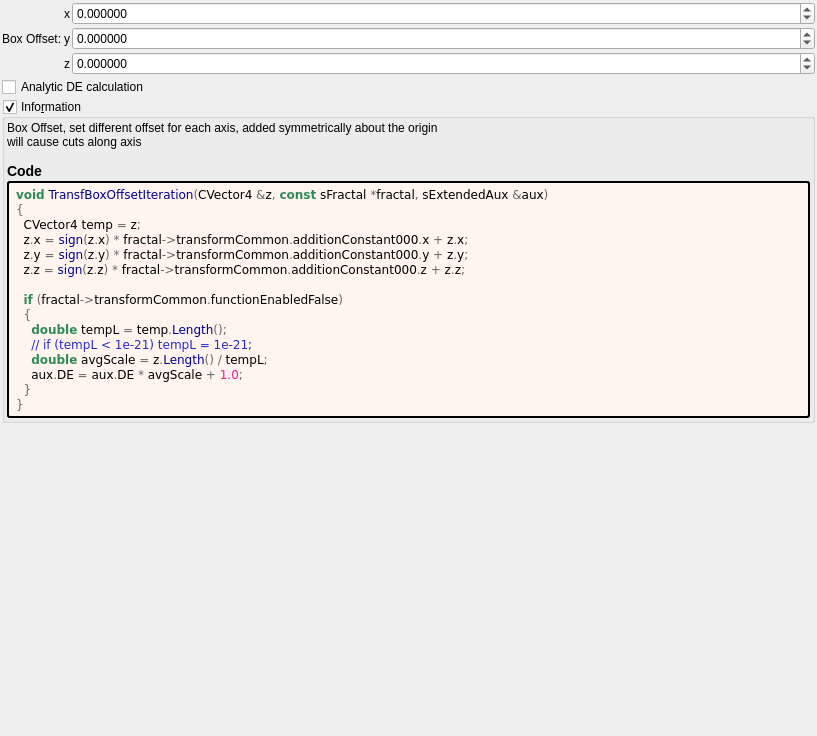
Before: the Qt Designer form mandelbulber2/deploy/share/mandelbulber2/formula/ui/transf_box_offset.ui in irinox-ctrl/mandelbulber2, drawn with Qt 5.
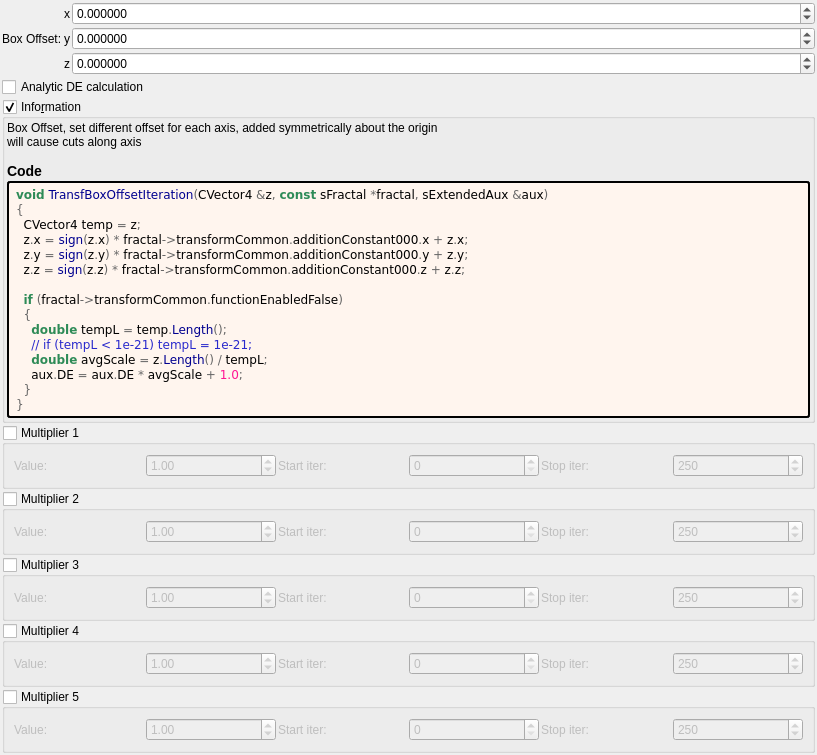
After: the same form once the commit is applied. Custom widgets are drawn as their Qt base class.

Commit message:
feat: add 5 general-purpose multipliers to all 1007 fractal formulas
Each multiplier has:
- Checkbox (OFF by default)
- Value spinbox (default 1.0, range -100 to 100)
- Iteration start/stop range

Logic: z *= value; DE *= |value|;

Uses existing transformCommon parameters:
- Checkboxes: functionEnabledBx/By/Bz/Bw/CzFalse
- Values: scale4/5/6/8/16
- Ranges: startIterationsB-F/stopIterationsB-F

Modified 1007 .cpp (CPU), 1006 .cl (GPU), 1023 .ui files.
Both source (formula/) and deploy (deploy/share/) copies updated.

Diff of the .ui file:
```diff
--- a/mandelbulber2/deploy/share/mandelbulber2/formula/ui/transf_box_offset.ui
+++ b/mandelbulber2/deploy/share/mandelbulber2/formula/ui/transf_box_offset.ui
@@ -242,6 +242,192 @@
      </layout>
     </widget>
    </item>
+   <item>
+    <widget class="MyGroupBox" name="groupCheck_transf_function_enabledBx_false">
+     <property name="title"><string>Multiplier 1</string></property>
+     <property name="checkable"><bool>true</bool></property>
+     <property name="checked"><bool>false</bool></property>
+     <layout class="QGridLayout" name="gridLayout_mult1">
+      <property name="spacing"><number>2</number></property>
+      <item row="0" column="0">
+       <widget class="QLabel"><property name="text"><string>Value:</string></property></widget>
+      </item>
+      <item row="0" column="1">
+       <widget class="MyDoubleSpinBox" name="spinbox_transf_scale_4">
+        <property name="minimum"><double>-100.0</double></property><property name="maximum"><double>100.0</double></property>
+        <property name="singleStep"><double>0.01</double></property><property name="value"><double>1.0</double></property>
+       </widget>
+      </item>
+      <item row="0" column="2">
+       <widget class="QLabel"><property name="text"><string>Start iter:</string></property></widget>
+      </item>
+      <item row="0" column="3">
+       <widget class="MySpinBox" name="spinboxInt_transf_start_iterations_B">
+        <property name="minimum"><number>0</number></property><property name="maximum"><number>10000</number></property>
+        <property name="value"><number>0</number></property>
+       </widget>
+      </item>
+      <item row="0" column="4">
+       <widget class="QLabel"><property name="text"><string>Stop iter:</string></property></widget>
+      </item>
+      <item row="0" column="5">
+       <widget class="MySpinBox" name="spinboxInt_transf_stop_iterations_B">
+        <property name="minimum"><number>0</number></property><property name="maximum"><number>10000</number></property>
+        <property name="value"><number>250</number></property>
+       </widget>
+      </item>
+     </layout>
+    </widget>
+   </item>
+   <item>
+    <widget class="MyGroupBox" name="groupCheck_transf_function_enabledBy_false">
+     <property name="title"><string>Multiplier 2</string></property>
+     <property name="checkable"><bool>true</bool></property>
+     <property name="checked"><bool>false</bool></property>
+     <layout class="QGridLayout" name="gridLayout_mult2">
+      <property name="spacing"><number>2</number></property>
+      <item row="0" column="0">
+       <widget class="QLabel"><property name="text"><string>Value:</string></property></widget>
+      </item>
+      <item row="0" column="1">
+       <widget class="MyDoubleSpinBox" name="spinbox_transf_scale_5">
+        <property name="minimum"><double>-100.0</double></property><property name="maximum"><double>100.0</double></property>
+        <property name="singleStep"><double>0.01</double></property><property name="value"><double>1.0</double></property>
+       </widget>
+      </item>
+      <item row="0" column="2">
+       <widget class="QLabel"><property name="text"><string>Start iter:</string></property></widget>
+      </item>
+      <item row="0" column="3">
+       <widget class="MySpinBox" name="spinboxInt_transf_start_iterations_C">
+        <property name="minimum"><number>0</number></property><property name="maximum"><number>10000</number></property>
+        <property name="value"><number>0</number></property>
+       </widget>
+      </item>
+      <item row="0" column="4">
+       <widget class="QLabel"><property name="text"><string>Stop iter:</string></property></widget>
+      </item>
+      <item row="0" column="5">
+       <widget class="MySpinBox" name="spinboxInt_transf_stop_iterations_C">
+        <property name="minimum"><number>0</number></property><property name="maximum"><number>10000</number></property>
+        <property name="value"><number>250</number></property>
+       </widget>
+      </item>
+     </layout>
+    </widget>
+   </item>
+   <item>
+    <widget class="MyGroupBox" name="groupCheck_transf_function_enabledBz_false">
+     <property name="title"><string>Multiplier 3</string></property>
+     <property name="checkable"><bool>true</bool></property>
+     <property name="checked"><bool>false</bool></property>
+     <layout class="QGridLayout" name="gridLayout_mult3">
+      <property name="spacing"><number>2</number></property>
+      <item row="0" column="0">
+       <widget class="QLabel"><property name="text"><string>Value:</string></property></widget>
+      </item>
+      <item row="0" column="1">
+       <widget class="MyDoubleSpinBox" name="spinbox_transf_scale_6">
+        <property name="minimum"><double>-100.0</double></property><property name="maximum"><double>100.0</double></property>
+        <property name="singleStep"><double>0.01</double></property><property name="value"><double>1.0</double></property>
+       </widget>
+      </item>
+      <item row="0" column="2">
+       <widget class="QLabel"><property name="text"><string>Start iter:</string></property></widget>
+      </item>
+      <item row="0" column="3">
+       <widget class="MySpinBox" name="spinboxInt_transf_start_iterations_D">
+        <property name="minimum"><number>0</number></property><property name="maximum"><number>10000</number></property>
+        <property name="value"><number>0</number></property>
+       </widget>
+      </item>
+      <item row="0" column="4">
+       <widget class="QLabel"><property name="text"><string>Stop iter:</string></property></widget>
+      </item>
+      <item row="0" column="5">
+       <widget class="MySpinBox" name="spinboxInt_transf_stop_iterations_D">
+        <property name="minimum"><number>0</number></property><property name="maximum"><number>10000</number></property>
+        <property name="value"><number>250</number></property>
+       </widget>
+      </item>
+     </layout>
+    </widget>
+   </item>
+   <item>
+    <widget class="MyGroupBox" name="groupCheck_transf_function_enabledBw_false">
+     <property name="title"><string>Multiplier 4</string></property>
+     <property name="checkable"><bool>true</bool></property>
+     <property name="checked"><bool>false</bool></property>
+     <layout class="QGridLayout" name="gridLayout_mult4">
+      <property name="spacing"><number>2</number></property>
+      <item row="0" column="0">
+       <widget class="QLabel"><property name="text"><string>Value:</string></property></widget>
+      </item>
+      <item row="0" column="1">
+       <widget class="MyDoubleSpinBox" name="spinbox_transf_scale_8">
+        <property name="minimum"><double>-100.0</double></property><property name="maximum"><double>100.0</double></property>
+        <property name="singleStep"><double>0.01</double></property><property name="value"><double>1.0</double></property>
+       </widget>
+      </item>
+      <item row="0" column="2">
+       <widget class="QLabel"><property name="text"><string>Start iter:</string></property></widget>
+      </item>
+      <item row="0" column="3">
+       <widget class="MySpinBox" name="spinboxInt_transf_start_iterations_E">
+        <property name="minimum"><number>0</number></property><property name="maximum"><number>10000</number></property>
+        <property name="value"><number>0</number></property>
+       </widget>
+      </item>
+      <item row="0" column="4">
+       <widget class="QLabel"><property name="text"><string>Stop iter:</string></property></widget>
+      </item>
+      <item row="0" column="5">
+       <widget class="MySpinBox" name="spinboxInt_transf_stop_iterations_E">
+        <property name="minimum"><number>0</number></property><property name="maximum"><number>10000</number></property>
+        <property name="value"><number>250</number></property>
+       </widget>
+      </item>
+     </layout>
+    </widget>
+   </item>
+   <item>
+    <widget class="MyGroupBox" name="groupCheck_transf_function_enabledCz_false">
+     <property name="title"><string>Multiplier 5</string></property>
+     <property name="checkable"><bool>true</bool></property>
+     <property name="checked"><bool>false</bool></property>
+     <layout class="QGridLayout" name="gridLayout_mult5">
+      <property name="spacing"><number>2</number></property>
+      <item row="0" column="0">
+       <widget class="QLabel"><property name="text"><string>Value:</string></property></widget>
+      </item>
+      <item row="0" column="1">
+       <widget class="MyDoubleSpinBox" name="spinbox_transf_scale_16">
+        <property name="minimum"><double>-100.0</double></property><property name="maximum"><double>100.0</double></property>
+        <property name="singleStep"><double>0.01</double></property><property name="value"><double>1.0</double></property>
+       </widget>
+      </item>
+      <item row="0" column="2">
+       <widget class="QLabel"><property name="text"><string>Start iter:</string></property></widget>
+      </item>
+      <item row="0" column="3">
+       <widget class="MySpinBox" name="spinboxInt_transf_start_iterations_F">
+        <property name="minimum"><number>0</number></property><property name="maximum"><number>10000</number></property>
+        <property name="value"><number>0</number></property>
+       </widget>
+      </item>
+      <item row="0" column="4">
+       <widget class="QLabel"><property name="text"><string>Stop iter:</string></property></widget>
+      </item>
+      <item row="0" column="5">
+       <widget class="MySpinBox" name="spinboxInt_transf_stop_iterations_F">
+        <property name="minimum"><number>0</number></property><property name="maximum"><number>10000</number></property>
+        <property name="value"><number>250</number></property>
+       </widget>
+      </item>
+     </layout>
+    </widget>
+   </item>
+
    <item>
     <spacer name="verticalSpacer">
      <property name="orientation">
@@ -274,6 +460,11 @@
    <extends>QCheckBox</extends>
    <header>my_check_box.h</header>
   </customwidget>
+   <customwidget>
+   <class>MySpinBox</class>
+   <extends>QSpinBox</extends>
+   <header>my_spin_box.h</header>
+  </customwidget>
  </customwidgets>
  <tabstops>
   <tabstop>spinbox3_transf_addition_constant_x</tabstop>
```
The commit also changes 3972 other files.
